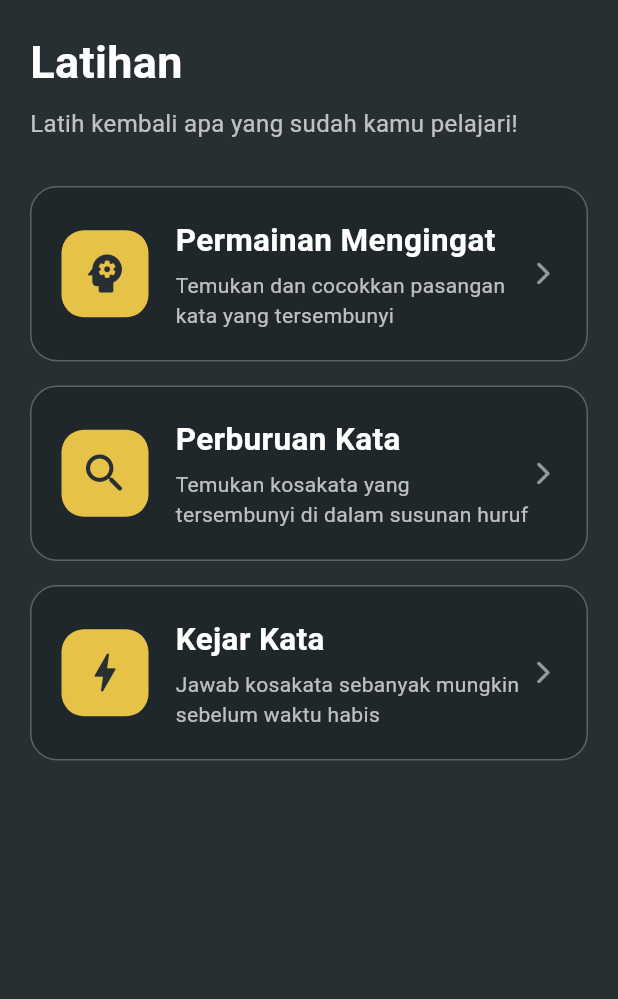
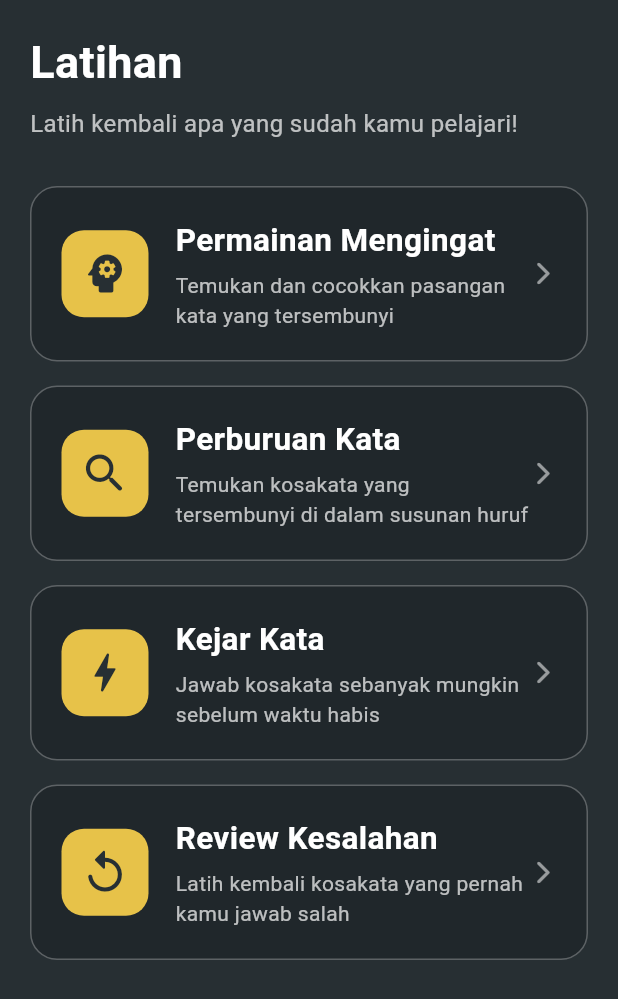
Before and after one commit to fakhzulraflis/Project_Moprog_UTS, a Flutter app: the PracticePage screen opened directly with empty values, on a phone screen of 412 x 824 dp. Shown: the top 999 px of the screen. Run offline on Flutter 3.47's test engine with Material 3 defaults, Android fonts, the phone set to English and light mode, and no system bars; our stand-ins replace flutter_svg, google_fonts, shared_preferences; accounts and stored records are empty.

Commit message:
Menambahkan halaman Review Kesalahan pada Practice

```diff
--- /dev/null
+++ b/lib/pages/mistake_review_page.dart
@@ -0,0 +1,71 @@
+import 'package:flutter/material.dart';
+
+class MistakeReviewPage extends StatelessWidget {
+  final String selectedLanguage;
+
+  const MistakeReviewPage({
+    super.key,
+    required this.selectedLanguage,
+  });
+
+  @override
+  Widget build(BuildContext context) {
+    return Scaffold(
+      backgroundColor: const Color(0xFF272F33),
+      appBar: AppBar(
+        backgroundColor: const Color(0xFF272F33),
+        elevation: 0,
+        iconTheme: const IconThemeData(
+          color: Colors.white,
+        ),
+        title: const Text(
+          'Review Kesalahan',
+          style: TextStyle(
+            color: Colors.white,
+            fontWeight: FontWeight.bold,
+          ),
+        ),
+      ),
+      body: const SafeArea(
+        child: Center(
+          child: Padding(
+            padding: EdgeInsets.all(24),
+            child: Column(
+              mainAxisAlignment: MainAxisAlignment.center,
+              children: [
+                Icon(
+                  Icons.replay_circle_filled_rounded,
+                  color: Color(0xFFE7C249),
+                  size: 90,
+                ),
+
+                SizedBox(height: 20),
+
+                Text(
+                  'Review Kesalahan',
+                  textAlign: TextAlign.center,
+                  style: TextStyle(
+                    color: Colors.white,
+                    fontSize: 28,
+                    fontWeight: FontWeight.bold,
+                  ),
+                ),
+
+                SizedBox(height: 10),
+
+                Text(
+                  'Latih kembali kosakata yang sebelumnya kamu jawab salah.',
+                  textAlign: TextAlign.center,
+                  style: TextStyle(
+                    color: Colors.white70,
+                    fontSize: 16,
+                  ),
+                ),
+              ],
+            ),
+          ),
+        ),
+      ),
+    );
+  }
+}
--- a/lib/tabs/practice_page.dart
+++ b/lib/tabs/practice_page.dart
@@ -3,6 +3,7 @@ import 'package:flutter/material.dart';
 import '../pages/memory_game_page.dart';
 import '../pages/word_hunt_page.dart';
 import '../pages/word_chase_page.dart';
+import '../pages/mistake_review_page.dart';
 
 class PracticePage extends StatelessWidget {
   final String selectedLanguage;
@@ -30,9 +31,7 @@ class PracticePage extends StatelessWidget {
                   fontWeight: FontWeight.bold,
                 ),
               ),
-
               const SizedBox(height: 8),
-
               const Text(
                 'Latih kembali apa yang sudah kamu pelajari!',
                 style: TextStyle(
@@ -40,7 +39,6 @@ class PracticePage extends StatelessWidget {
                   fontSize: 16,
                 ),
               ),
-
               const SizedBox(height: 30),
 
               Expanded(
@@ -59,61 +57,11 @@ class PracticePage extends StatelessWidget {
                             ),
                           );
                         },
-                        child: Container(
-                          width: double.infinity,
-                          padding: const EdgeInsets.all(20),
-                          decoration: BoxDecoration(
-                            color: const Color(0xFF20272B),
-                            borderRadius: BorderRadius.circular(18),
-                            border: Border.all(
-                              color: const Color.fromARGB(
-                                70,
-                                255,
-                                255,
-                                255,
-                              ),
-                            ),
-                          ),
-                          child: const Row(
-                            children: [
-                              ContainerMemoryIcon(),
-
-                              SizedBox(width: 18),
-
-                              Expanded(
-                                child: Column(
-                                  crossAxisAlignment:
-                                      CrossAxisAlignment.start,
-                                  children: [
-                                    Text(
-                                      'Permainan Mengingat',
-                                      style: TextStyle(
-                                        color: Colors.white,
-                                        fontSize: 21,
-                                        fontWeight: FontWeight.bold,
-                                      ),
-                                    ),
-
-                                    SizedBox(height: 5),
-
-                                    Text(
+                        child: buildPracticeCard(
+                          icon: const ContainerMemoryIcon(),
+                          title: 'Permainan Mengingat',
+                          description:
                               'Temukan dan cocokkan pasangan kata yang tersembunyi',
-                                      style: TextStyle(
-                                        color: Colors.white70,
-                                        fontSize: 14,
-                                      ),
-                                    ),
-                                  ],
-                                ),
-                              ),
-
-                              Icon(
-                                Icons.arrow_forward_ios_rounded,
-                                color: Colors.white54,
-                                size: 18,
-                              ),
-                            ],
-                          ),
                         ),
                       ),
 
@@ -131,61 +79,11 @@ class PracticePage extends StatelessWidget {
                             ),
                           );
                         },
-                        child: Container(
-                          width: double.infinity,
-                          padding: const EdgeInsets.all(20),
-                          decoration: BoxDecoration(
-                            color: const Color(0xFF20272B),
-                            borderRadius: BorderRadius.circular(18),
-                            border: Border.all(
-                              color: const Color.fromARGB(
-                                70,
-                                255,
-                                255,
-                                255,
-                              ),
-                            ),
-                          ),
-                          child: const Row(
-                            children: [
-                              ContainerWordHuntIcon(),
-
-                              SizedBox(width: 18),
-
-                              Expanded(
-                                child: Column(
-                                  crossAxisAlignment:
-                                      CrossAxisAlignment.start,
-                                  children: [
-                                    Text(
-                                      'Perburuan Kata',
-                                      style: TextStyle(
-                                        color: Colors.white,
-                                        fontSize: 21,
-                                        fontWeight: FontWeight.bold,
-                                      ),
-                                    ),
-
-                                    SizedBox(height: 5),
-
-                                    Text(
+                        child: buildPracticeCard(
+                          icon: const ContainerWordHuntIcon(),
+                          title: 'Perburuan Kata',
+                          description:
                               'Temukan kosakata yang tersembunyi di dalam susunan huruf',
-                                      style: TextStyle(
-                                        color: Colors.white70,
-                                        fontSize: 14,
-                                      ),
-                                    ),
-                                  ],
-                                ),
-                              ),
-
-                              Icon(
-                                Icons.arrow_forward_ios_rounded,
-                                color: Colors.white54,
-                                size: 18,
-                              ),
-                            ],
-                          ),
                         ),
                       ),
 
@@ -203,7 +101,54 @@ class PracticePage extends StatelessWidget {
                             ),
                           );
                         },
-                        child: Container(
+                        child: buildPracticeCard(
+                          icon: const ContainerWordChaseIcon(),
+                          title: 'Kejar Kata',
+                          description:
+                              'Jawab kosakata sebanyak mungkin sebelum waktu habis',
+                        ),
+                      ),
+
+                      const SizedBox(height: 16),
+
+                      // Review Kesalahan
+                      GestureDetector(
+                        onTap: () {
+                          Navigator.push(
+                            context,
+                            MaterialPageRoute(
+                              builder: (context) => MistakeReviewPage(
+                                selectedLanguage: selectedLanguage,
+                              ),
+                            ),
+                          );
+                        },
+                        child: buildPracticeCard(
+                          icon: const ContainerMistakeIcon(),
+                          title: 'Review Kesalahan',
+                          description:
+                              'Latih kembali kosakata yang pernah kamu jawab salah',
+                        ),
+                      ),
+
+                      const SizedBox(height: 20),
+                    ],
+                  ),
+                ),
+              ),
+            ],
+          ),
+        ),
+      ),
+    );
+  }
+
+  Widget buildPracticeCard({
+    required Widget icon,
+    required String title,
+    required String description,
+  }) {
+    return Container(
       width: double.infinity,
       padding: const EdgeInsets.all(20),
       decoration: BoxDecoration(
@@ -218,31 +163,27 @@ class PracticePage extends StatelessWidget {
           ),
         ),
       ),
-                          child: const Row(
+      child: Row(
         children: [
-                              ContainerWordChaseIcon(),
-
-                              SizedBox(width: 18),
+          icon,
+          const SizedBox(width: 18),
 
           Expanded(
             child: Column(
-                                  crossAxisAlignment:
-                                      CrossAxisAlignment.start,
+              crossAxisAlignment: CrossAxisAlignment.start,
               children: [
                 Text(
-                                      'Kejar Kata',
-                                      style: TextStyle(
+                  title,
+                  style: const TextStyle(
                     color: Colors.white,
                     fontSize: 21,
                     fontWeight: FontWeight.bold,
                   ),
                 ),
-
-                                    SizedBox(height: 5),
-
+                const SizedBox(height: 5),
                 Text(
-                                      'Jawab kosakata sebanyak mungkin sebelum waktu habis',
-                                      style: TextStyle(
+                  description,
+                  style: const TextStyle(
                     color: Colors.white70,
                     fontSize: 14,
                   ),
@@ -251,24 +192,12 @@ class PracticePage extends StatelessWidget {
             ),
           ),
 
-                              Icon(
+          const Icon(
             Icons.arrow_forward_ios_rounded,
             color: Colors.white54,
             size: 18,
           ),
         ],
-                          ),
-                        ),
-                      ),
-
-                      const SizedBox(height: 20),
-                    ],
-                  ),
-                ),
-              ),
-            ],
-          ),
-        ),
       ),
     );
   }
@@ -279,18 +208,8 @@ class ContainerMemoryIcon extends StatelessWidget {
 
   @override
   Widget build(BuildContext context) {
-    return Container(
-      width: 58,
-      height: 58,
-      decoration: BoxDecoration(
-        color: const Color(0xFFE7C249),
-        borderRadius: BorderRadius.circular(15),
-      ),
-      child: const Icon(
+    return buildIconContainer(
       Icons.psychology_rounded,
-        color: Color(0xFF272F33),
-        size: 34,
-      ),
     );
   }
 }
@@ -300,18 +219,8 @@ class ContainerWordHuntIcon extends StatelessWidget {
 
   @override
   Widget build(BuildContext context) {
-    return Container(
-      width: 58,
-      height: 58,
-      decoration: BoxDecoration(
-        color: const Color(0xFFE7C249),
-        borderRadius: BorderRadius.circular(15),
-      ),
-      child: const Icon(
+    return buildIconContainer(
       Icons.search_rounded,
-        color: Color(0xFF272F33),
-        size: 34,
-      ),
     );
   }
 }
@@ -321,6 +230,24 @@ class ContainerWordChaseIcon extends StatelessWidget {
 
   @override
   Widget build(BuildContext context) {
+    return buildIconContainer(
+      Icons.bolt_rounded,
+    );
+  }
+}
+
+class ContainerMistakeIcon extends StatelessWidget {
+  const ContainerMistakeIcon({super.key});
+
+  @override
+  Widget build(BuildContext context) {
+    return buildIconContainer(
+      Icons.replay_rounded,
+    );
+  }
+}
+
+Widget buildIconContainer(IconData icon) {
   return Container(
     width: 58,
     height: 58,
@@ -328,11 +255,10 @@ class ContainerWordChaseIcon extends StatelessWidget {
       color: const Color(0xFFE7C249),
       borderRadius: BorderRadius.circular(15),
     ),
-      child: const Icon(
-        Icons.bolt_rounded,
-        color: Color(0xFF272F33),
+    child: Icon(
+      icon,
+      color: const Color(0xFF272F33),
       size: 34,
     ),
   );
 }
-}
```
Lines whose indentation alone changed are shown as unchanged.
